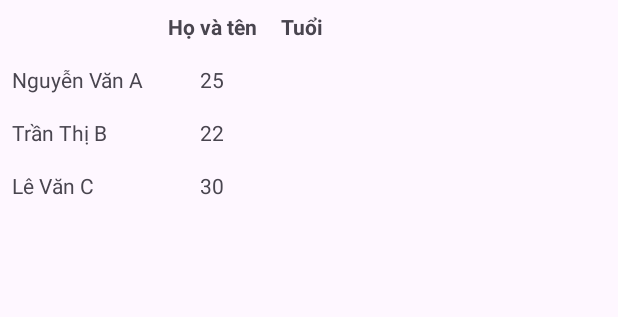
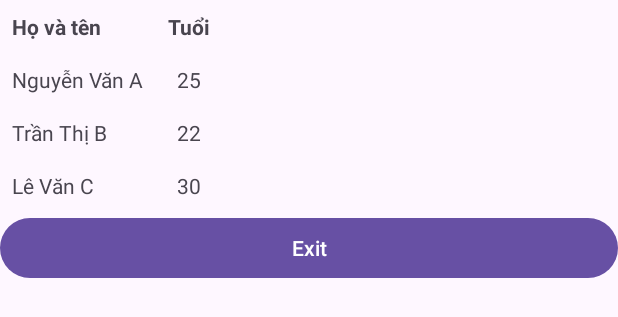
Before and after one commit to CatalizCS/Mobile-Application-Development, an Android app: the layout users_table_layout.xml on its own in the app's theme, with its tools: preview values and no code run, on a phone screen of 412 x 824 dp. Shown: the top 317 px of the screen. Run offline under Robolectric (Android 15) with nearby library versions, the phone set to English and light mode, and no system bars.

```diff
--- a/app/src/main/java/com/tama/android/LoginActivity.java
+++ b/app/src/main/java/com/tama/android/LoginActivity.java
@@ -27,6 +27,7 @@ public class LoginActivity extends Activity implements View.OnClickListener {
 
             if (usernameStr.equals("admin") && passwordStr.equals("admin")) {
                 Toast.makeText(this, "You clicked Login button that proof your username and password corrected!!", Toast.LENGTH_SHORT).show();
+                startActivity(new android.content.Intent(this, UsersActivity.class));
             } else {
                 Toast.makeText(this, "Username and password are incorrect or empty!!", Toast.LENGTH_SHORT).show();
             }
--- a/app/src/main/res/layout/users_table_layout.xml
+++ b/app/src/main/res/layout/users_table_layout.xml
@@ -5,12 +5,12 @@
 
 	<TableRow>
 		<TextView
-			android:layout_column="1"
+			android:layout_column="0"
 			android:padding="8dp"
 			android:text="Họ và tên"
 			android:textStyle="bold"/>
 		<TextView
-			android:layout_column="2"
+			android:layout_column="1"
 			android:padding="8dp"
 			android:text="Tuổi"
 			android:textStyle="bold"/>
@@ -46,4 +46,10 @@
 			android:text="30"/>
 	</TableRow>
 
+	<Button
+		android:id="@+id/btn_exit"
+		android:layout_width="match_parent"
+		android:layout_height="wrap_content"
+		android:text="Exit"/>
+
 </TableLayout>
```
Also changed, not shown: app/src/main/AndroidManifest.xml (+8 -5 lines), app/src/main/java/com/tama/android/UsersActivity.java (added, +19 -0 lines).
